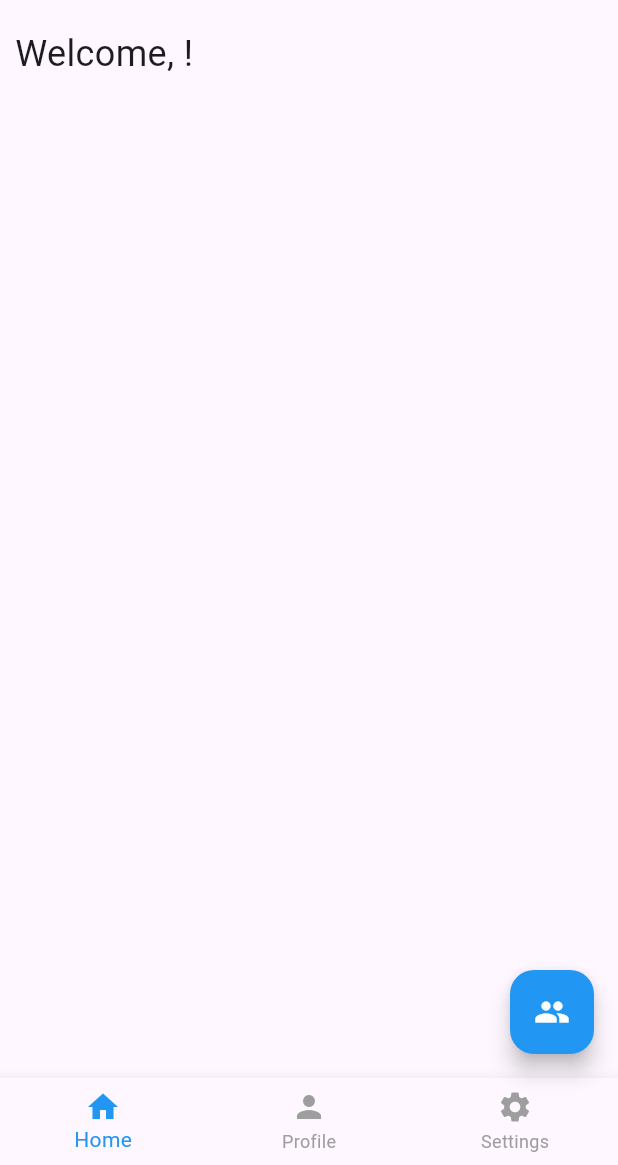
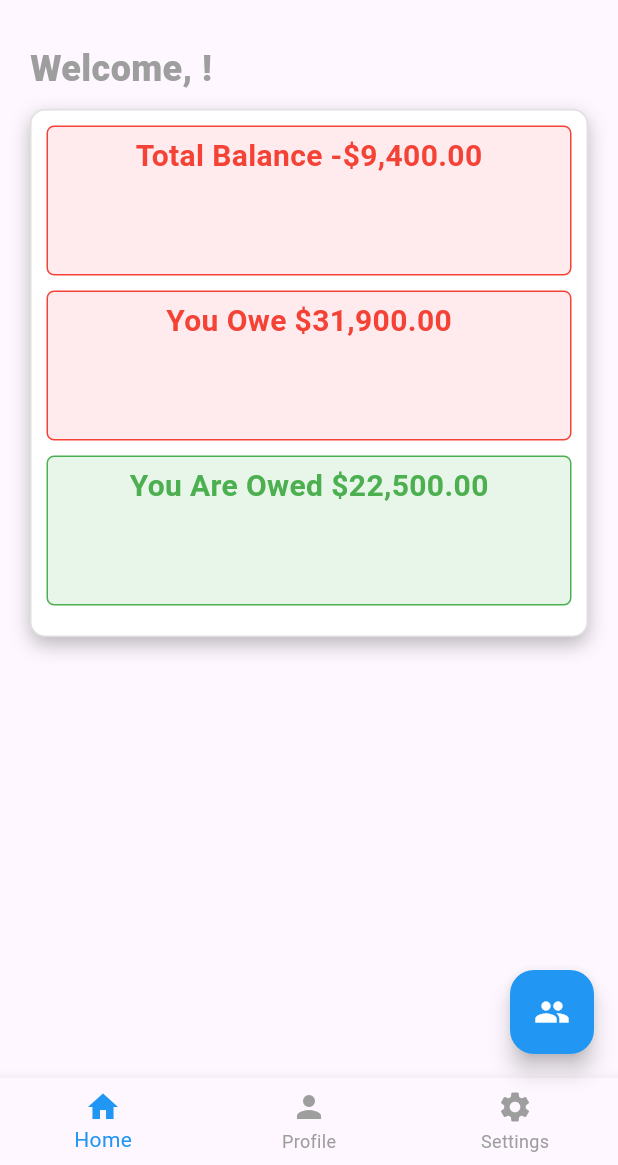
Before and after one commit to kevin-peiris/Evenly-Mobile, a Flutter app: the Dashboard screen opened directly with empty values, on a phone screen of 412 x 824 dp, the part 71-1236 px from its top. Run offline on Flutter 3.47's test engine with Material 3 defaults, Android fonts, the phone set to English and light mode, and no system bars; our stand-ins replace firebase_core, firebase_database, flutter_bloc; accounts and stored records are empty.

Commit message:
dashboard route complete

```diff
--- a/lib/screens/Dashboard.dart
+++ b/lib/screens/Dashboard.dart
@@ -20,24 +20,60 @@ class _DashboardState extends State<Dashboard> {
 
   @override
   Widget build(BuildContext context) {
-    // Dynamically create the list of screens
     final List<Widget> screens = [
-
       Scaffold(
         body: Padding(
-          padding: EdgeInsets.all(10),
+          padding: EdgeInsets.all(20),
           child: Column(
-              children: [
-                Text(
-                  'Welcome, ${widget.loginUser.name}!',
-                  style: const TextStyle(fontSize: 24),
+            mainAxisSize: MainAxisSize.min,
+            crossAxisAlignment: CrossAxisAlignment.start,
+            children: [
+              Text(
+                'Welcome, ${widget.loginUser.name}!',
+                style: const TextStyle(
+                  fontSize: 24,
+                  fontWeight: FontWeight.w800,
+                  color: Colors.grey,
                 ),
-              ],
-            ),
+              ),
+              const SizedBox(height: 10),
+              Container(
+                  width: double.infinity,
+                  padding: const EdgeInsets.all(10),
+                  decoration: BoxDecoration(
+                    color: Colors.white,
+                    borderRadius: BorderRadius.circular(10),
+                    border: Border.all(
+                      color: Colors.grey.shade300,
+                      width: 1,
+                    ),
+                    boxShadow: [
+                      BoxShadow(
+                        color: Colors.black26,
+                        blurRadius: 10,
+                        offset: const Offset(0, 5),
+                      ),
+                    ],
+                  ),
+                  child: Column(
+                    crossAxisAlignment: CrossAxisAlignment.stretch,
+                    children: [
+                      _buildBalanceCard('Total Balance', '-\$9,400.00',
+                          Colors.red, Colors.red.shade50),
+                      const SizedBox(height: 10),
+                      _buildBalanceCard('You Owe', '\$31,900.00', Colors.red,
+                          Colors.red.shade50),
+                      const SizedBox(height: 10),
+                      _buildBalanceCard('You Are Owed', '\$22,500.00',
+                          Colors.green, Colors.green.shade50),
+                      const SizedBox(height: 10),
+                    ],
+                  ),
+              )
+            ],
+          ),
         ),
-
       ),
-
       const Center(
         child: Text(
           'Profile',
@@ -90,13 +126,17 @@ class _DashboardState extends State<Dashboard> {
       ),
       floatingActionButton: FloatingActionButton(
         onPressed: () {
-          // Define action for the button
           showDialog(
             context: context,
             builder: (context) => AlertDialog(
-              title: const Text('Action'),
-              content: const Text('Floating Action Button Pressed!'),
+              title: const Text('Create a new Group'),
+              content: const Text(
+                  'Create Groups and add Friends to share Expenses.'),
               actions: [
+                TextButton(
+                  onPressed: () {},
+                  child: const Text('Create'),
+                ),
                 TextButton(
                   onPressed: () => Navigator.pop(context),
                   child: const Text('Close'),
@@ -113,4 +153,31 @@ class _DashboardState extends State<Dashboard> {
       ),
     );
   }
+
+  Widget _buildBalanceCard(
+      String title, String amount, Color color, Color bgColor) {
+
+    return Container(
+      width: double.infinity,
+      height: 100,
+      padding: const EdgeInsets.all(5),
+      decoration: BoxDecoration(
+        color: bgColor,
+        borderRadius: BorderRadius.circular(5),
+        border: Border.all(color: color),
+      ),
+      child: Column(
+        children: [
+          Text(
+            '$title $amount',
+            style: TextStyle(
+              color: color,
+              fontWeight: FontWeight.bold,
+              fontSize: 20,
+            ),
+          ),
+        ],
+      ),
+    );
+  }
 }
--- a/pubspec.yaml
+++ b/pubspec.yaml
@@ -37,8 +37,6 @@ dependencies:
   cupertino_icons: ^1.0.8
   firebase_core: ^3.9.0
   firebase_database: ^11.2.0
-  flutter_bootstrap: ^2.0.0
-  getwidget: ^5.0.0
   flutter_bloc: ^8.0.0
 
 dev_dependencies:
```
Also changed, not shown: lib/main.dart (+9 -3 lines), lib/screens/test.dart (+184 -76 lines), lib/firebase_options.dart, pubspec.lock, 1 other file.
